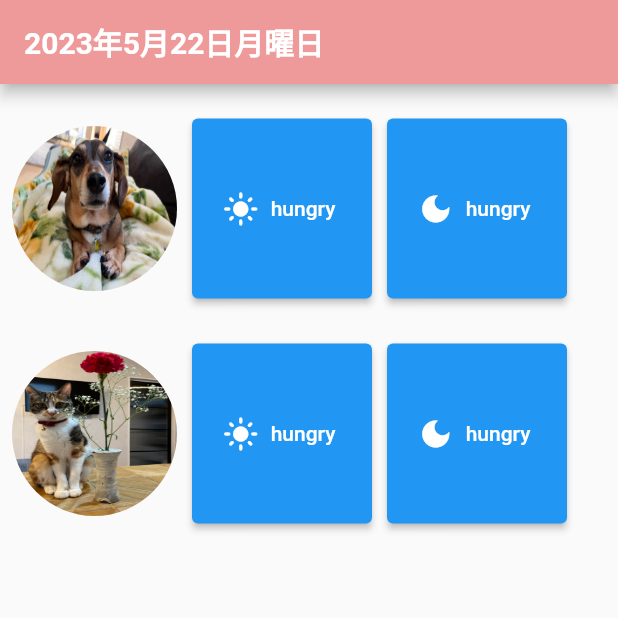
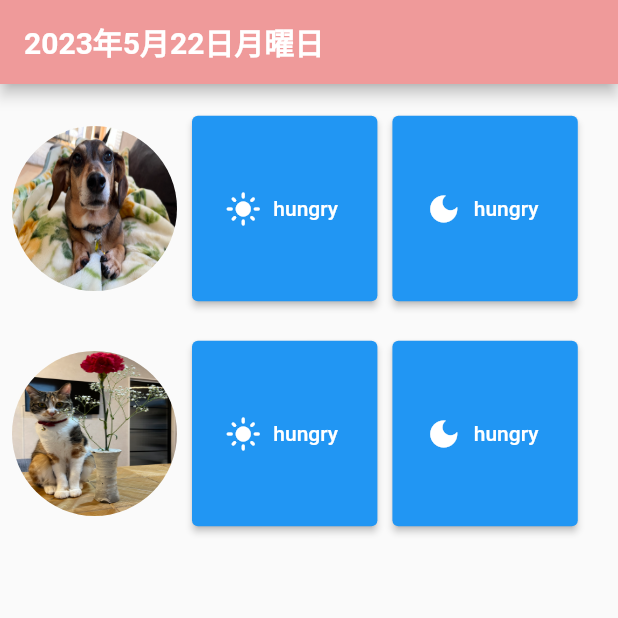
Before and after one commit to adachi-fumiya/flutter-todo, a Flutter app: the screen it shows after launch, on a phone screen of 412 x 824 dp, the top half of it. Run offline on Flutter 3.47's test engine with Material 2 defaults, Android fonts, the phone set to English and light mode, and no system bars.

Commit message:
縦と横幅を調整

```diff
--- a/lib/first_page.dart
+++ b/lib/first_page.dart
@@ -5,6 +5,7 @@ import 'package:intl/intl.dart';
 /// 日本時間を取得する
 String getDate() {
   initializeDateFormatting("ja");
+  // return 'sss';
   return DateFormat.yMMMMEEEEd('ja').format(DateTime.now()).toString();
 }
 
@@ -22,6 +23,7 @@ class _FirstPageState extends State<FirstPage> {
 
   @override
   Widget build(BuildContext context) {
+    final _screenSize = MediaQuery.of(context).size;
     return Scaffold(
       appBar: AppBar(
         title: Text(
@@ -59,8 +61,8 @@ class _FirstPageState extends State<FirstPage> {
                 Row(
                   children: [
                     SizedBox(
-                      width: 120,
-                      height: 120,
+                      width: _screenSize.width * 0.3,
+                      height: _screenSize.width * 0.3,
                       child: ElevatedButton.icon(
                         onPressed: () => setState(() =>
                           mornigFlag[index] = !mornigFlag[index]
@@ -76,8 +78,8 @@ class _FirstPageState extends State<FirstPage> {
                       width: 10,
                     ),
                     SizedBox(
-                      width: 120,
-                      height: 120,
+                      width: _screenSize.width * 0.3,
+                      height: _screenSize.width * 0.3,
                       child: ElevatedButton.icon(
                         onPressed: () => setState(() =>
                           dinnerFlag[index] = !dinnerFlag[index]
```
